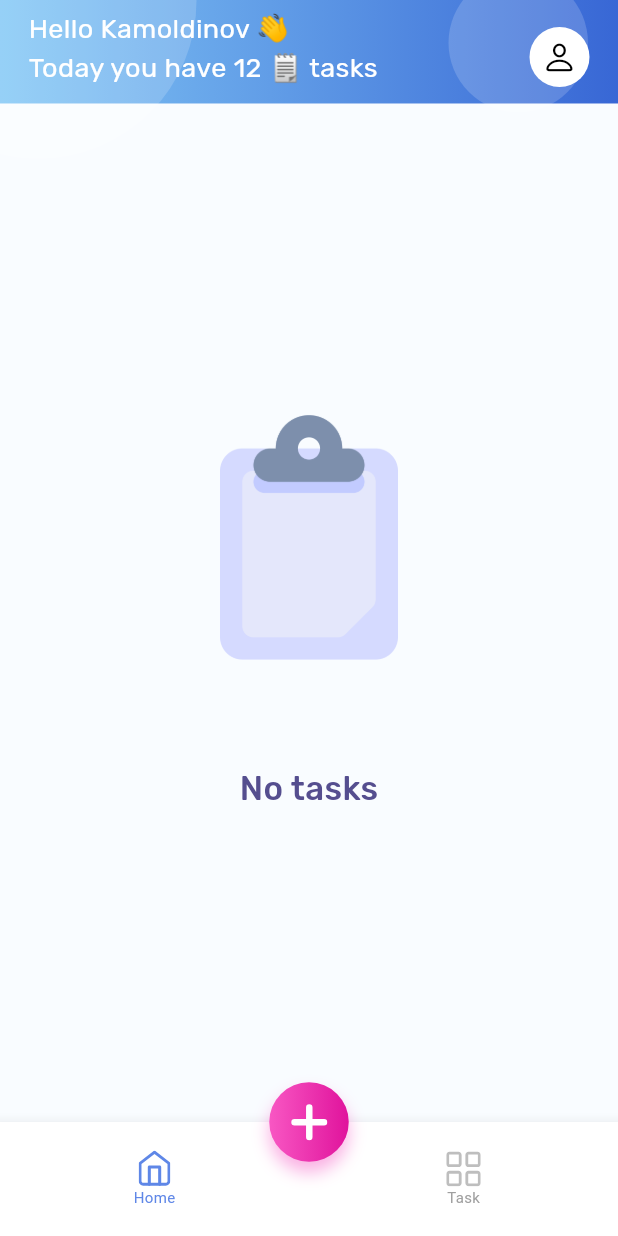
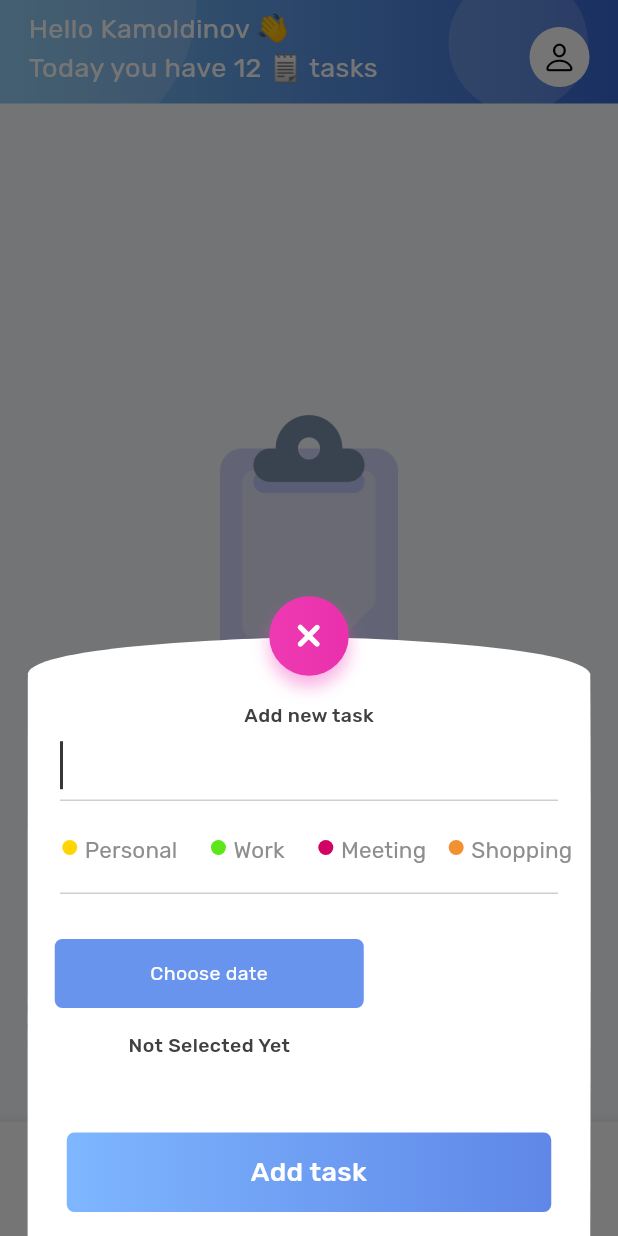
Before and after one commit to sherzodkamoldinov/udevs_todo, a Flutter app: the screen it shows after launch, after a tap on an icon or button, on a phone screen of 412 x 824 dp. Run offline on Flutter 3.47's test engine with Material 2 defaults, Android fonts, the light colour scheme and no system bars; our stand-ins replace flutter_svg, fluttertoast.

Commit message:
added: todo add view (bottom_sheet); some utils for getdate and showtoast message; some fixed;

```diff
--- /dev/null
+++ b/lib/core/utils/utils.dart
@@ -0,0 +1,45 @@
+import 'package:flutter/material.dart';
+import 'package:fluttertoast/fluttertoast.dart';
+import 'package:udevs_todo/core/assets/colors/app_colors.dart';
+import 'package:udevs_todo/core/assets/fonts/rubik_font/rubik_font.dart';
+
+class MyUtils {
+  // message
+  static getMyToast({required String message}) => Fluttertoast.showToast(
+        msg: message,
+        toastLength: Toast.LENGTH_SHORT,
+        gravity: ToastGravity.BOTTOM_RIGHT,
+        timeInSecForIosWeb: 1,
+        backgroundColor: AppColors.primaryColor,
+        textColor: AppColors.white,
+        fontSize: 16,
+      );
+
+
+  // date time
+  static Future<DateTime?> getDateTime({required BuildContext context}) async {
+    DateTime? date = await showDatePicker(
+      context: context,
+      initialDate: DateTime.now(),
+      firstDate: DateTime(DateTime.now().year),
+      lastDate: DateTime(DateTime.now().year + 1),
+    );
+
+
+    // ignore: use_build_context_synchronously
+    TimeOfDay? timeOfDay = await showTimePicker(
+      context: context,
+      initialTime: TimeOfDay.now(),
+    );
+
+    if (date == null || timeOfDay == null) return null;
+
+    return DateTime(
+      date.year,
+      date.month,
+      date.day,
+      timeOfDay.hour,
+      timeOfDay.minute,
+    );
+  }
+}
--- /dev/null
+++ b/lib/data/models/category_model.dart
@@ -0,0 +1,17 @@
+import 'package:flutter/material.dart';
+
+class CategoryModel {
+  final String title;
+  final Color color;
+  final Color gridColor;
+  final String iconPath;
+  final int id;
+
+  CategoryModel({
+    required this.color,
+    required this.gridColor,
+    required this.iconPath,
+    required this.id,
+    required this.title,
+  });
+}
--- /dev/null
+++ b/lib/presentation/common/widgets/w_text_field.dart
@@ -0,0 +1,53 @@
+import 'package:flutter/material.dart';
+import 'package:udevs_todo/core/assets/colors/app_colors.dart';
+import 'package:udevs_todo/core/assets/fonts/rubik_font/rubik_font.dart';
+
+class WTextField extends StatefulWidget {
+  const WTextField({super.key, required this.controller});
+
+  @override
+  State<WTextField> createState() => _WTextFieldState();
+  final TextEditingController controller;
+}
+
+class _WTextFieldState extends State<WTextField> {
+  late FocusNode focusNode;
+
+  @override
+  void initState() {
+    focusNode = FocusNode();
+    focusNode.requestFocus();
+    super.initState();
+  }
+
+  @override
+  Widget build(BuildContext context) {
+    return Padding(
+      padding: const EdgeInsets.symmetric(horizontal: 21.5),
+      child: TextField(
+        controller: widget.controller,
+        cursorColor: AppColors.eclipse,
+        cursorWidth: 2,
+        cursorHeight: 32,
+        focusNode: focusNode,
+        style: RubikFont.w400.copyWith(
+          color: AppColors.eclipse,
+        ),
+        decoration: const InputDecoration(
+          focusedBorder: UnderlineInputBorder(
+            borderSide: BorderSide(
+              width: 1,
+              color: AppColors.veryLightGrey,
+            ),
+          ),
+          enabledBorder: UnderlineInputBorder(
+            borderSide: BorderSide(
+              width: 1,
+              color: AppColors.veryLightGrey,
+            ),
+          ),
+        ),
+      ),
+    );
+  }
+}
--- a/lib/presentation/tabs/tab_page.dart
+++ b/lib/presentation/tabs/tab_page.dart
@@ -3,6 +3,7 @@ import 'package:flutter_svg/flutter_svg.dart';
 import 'package:udevs_todo/core/assets/colors/app_colors.dart';
 import 'package:udevs_todo/core/assets/constants/icons/app_icons.dart';
 import 'package:udevs_todo/presentation/common/widgets/circle_pink_button.dart';
+import 'package:udevs_todo/presentation/tabs/widgets/add_todo_item.dart';
 import 'package:udevs_todo/presentation/tabs/widgets/custom_appbar.dart';
 import 'package:udevs_todo/presentation/tabs/home/pages/home_page.dart';
 import 'package:udevs_todo/presentation/tabs/tasks/pages/task_page.dart';
@@ -29,6 +30,13 @@ class _TabPageState extends State<TabPage> {
       floatingActionButton: CirclePinkButton(
         onTap: () {
           // HERE ADD TODOS
+          showModalBottomSheet(
+            elevation: 0.0,
+            backgroundColor: Colors.transparent,
+            isScrollControlled: true,
+            context: context,
+            builder: (context) => const AddTodoItem(),
+          );
         },
       ),
       body: IndexedStack(
--- /dev/null
+++ b/lib/presentation/tabs/widgets/add_todo_item.dart
@@ -0,0 +1,213 @@
+import 'package:flutter/material.dart';
+import 'package:intl/intl.dart';
+import 'package:udevs_todo/core/assets/colors/app_colors.dart';
+import 'package:udevs_todo/core/assets/constants/icons/app_icons.dart';
+import 'package:udevs_todo/core/assets/fonts/rubik_font/rubik_font.dart';
+import 'package:udevs_todo/data/models/category_model.dart';
+import 'package:udevs_todo/presentation/common/widgets/circle_pink_button.dart';
+import 'package:udevs_todo/presentation/common/widgets/w_button.dart';
+import 'package:udevs_todo/presentation/common/widgets/w_text_field.dart';
+import 'package:udevs_todo/presentation/tabs/widgets/add_todo_item_header_paint.dart';
+import 'package:udevs_todo/presentation/tabs/widgets/category_item.dart';
+
+import '../../../core/utils/utils.dart';
+
+class AddTodoItem extends StatefulWidget {
+  const AddTodoItem({super.key});
+
+  @override
+  State<AddTodoItem> createState() => _AddTodoItemState();
+}
+
+class _AddTodoItemState extends State<AddTodoItem> {
+  late final TextEditingController controller;
+  List<CategoryModel> categories = [];
+  int selectedCategoryId = -1;
+  DateTime? pickedDate;
+
+  @override
+  void initState() {
+    controller = TextEditingController();
+    categories = [
+      CategoryModel(
+        color: const Color(0xFFFFD506),
+        gridColor: const Color(0xFFFFEE9B).withOpacity(0.36),
+        iconPath: 'assets/icons/categories/user.svg',
+        id: 0,
+        title: 'Personal',
+      ),
+
+      // Work
+      CategoryModel(
+        color: const Color(0xFF5DE61A),
+        gridColor: const Color(0xFFB5FF9B).withOpacity(0.36),
+        iconPath: 'assets/icons/categories/briefcase.svg',
+        id: 1,
+        title: 'Work',
+      ),
+
+      // Meeting
+      CategoryModel(
+        color: const Color(0xFFD10263),
+        gridColor: const Color(0xFFFF9BCD).withOpacity(0.36),
+        iconPath: 'assets/icons/categories/presentation.svg',
+        id: 2,
+        title: 'Meeting',
+      ),
+
+      // Meeting
+      CategoryModel(
+        color: const Color(0xFFF29130),
+        gridColor: const Color(0xFFFFD09B).withOpacity(0.36),
+        iconPath: 'assets/icons/categories/shopping_basket.svg',
+        id: 3,
+        title: 'Shopping',
+      ),
+
+      // Party
+      CategoryModel(
+        color: const Color(0xFF3044F2),
+        gridColor: const Color(0xFF9BFFF8).withOpacity(0.36),
+        iconPath: 'assets/icons/categories/confetti.svg',
+        id: 4,
+        title: 'Party',
+      ),
+
+      // Study
+      CategoryModel(
+        color: const Color(0xFFBF0080),
+        gridColor: const Color(0xFFF59BFF).withOpacity(0.36),
+        iconPath: 'assets/icons/categories/molecule.svg',
+        id: 5,
+        title: 'Study',
+      ),
+    ];
+    super.initState();
+  }
+
+  @override
+  Widget build(BuildContext context) {
+    return Padding(
+      padding: EdgeInsets.only(bottom: MediaQuery.of(context).viewInsets.bottom),
+      child: SizedBox(
+        height: 400,
+        width: 375,
+        child: Stack(
+          clipBehavior: Clip.none,
+          children: [
+            CustomPaint(
+              size: const Size(375, 400),
+              painter: AddTodoItemHeaderPaint(),
+              child: Column(
+                crossAxisAlignment: CrossAxisAlignment.start,
+                children: [
+                  const SizedBox(height: 43),
+                  Center(
+                    child: Text(
+                      "Add new task",
+                      style: RubikFont.w500.copyWith(
+                        fontSize: 13,
+                        color: AppColors.charcoal,
+                      ),
+                    ),
+                  ),
+                  WTextField(controller: controller),
+                  const SizedBox(height: 17.5),
+                  SizedBox(
+                    height: 30,
+                    child: ListView(
+                      scrollDirection: Axis.horizontal,
+                      padding: const EdgeInsets.symmetric(horizontal: 15.5),
+                      children: List.generate(
+                        categories.length,
+                        (index) => CategoryItem(
+                          category: categories[index],
+                          isSelected: categories[index].id == selectedCategoryId,
+                          onPressed: () => setState(() {
+                            selectedCategoryId = categories[index].id;
+                          }),
+                        ),
+                      ),
+                    ),
+                  ),
+                  const SizedBox(height: 13.5),
+                  const Padding(
+                    padding: EdgeInsets.symmetric(horizontal: 21.5),
+                    child: Divider(
+                      color: AppColors.veryLightGrey,
+                      height: 1,
+                    ),
+                  ),
+                  Padding(
+                    padding: const EdgeInsets.only(top: 30, left: 18),
+                    child: Column(
+                      mainAxisAlignment: MainAxisAlignment.start,
+                      children: [
+                        WButton(
+                          onTap: () async {
+                            DateTime? dateTime = await MyUtils.getDateTime(
+                              context: context,
+                            );
+                            if (dateTime == null) {
+                              MyUtils.getMyToast(
+                                message: 'Please choose date and time',
+                              );
+                            } else {
+                              setState(() {
+                                pickedDate = dateTime;
+                              });
+                            }
+                          },
+                          text: "Choose date",
+                          textStyle: RubikFont.w400.copyWith(
+                            fontSize: 13,
+                            color: AppColors.white,
+                          ),
+                          width: MediaQuery.of(context).size.width/2,
+                          borderRadius: 5,
+                          color: AppColors.cornflowerBlue,
+                        ),
+                        const SizedBox(height: 15),
+                        Text(
+                          pickedDate == null ? 'Not Selected Yet' : "${DateFormat.MMMMd().format(pickedDate!)} ${DateFormat.Hm().format(pickedDate!)} ",
+                          style: RubikFont.w500.copyWith(
+                            fontSize: 13,
+                            color: AppColors.charcoal,
+                          ),
+                        ),
+                      ],
+                    ),
+                  ),
+                  const Spacer(),
+                  WButton(
+                    onTap: () {},
+                    height: 53,
+                    width: double.infinity,
+                    margin: const EdgeInsets.symmetric(horizontal: 26),
+                    gradientColors: AppColors.blueGradient,
+                    borderRadius: 5,
+                    text: 'Add task',
+                    textStyle: RubikFont.w500.copyWith(
+                      fontSize: 18,
+                      color: AppColors.white,
+                    ),
+                  ),
+                  const SizedBox(height: 16),
+                ],
+              ),
+            ),
+            Positioned(
+              left: 0,
+              right: 0,
+              top: -26.5,
+              child: CirclePinkButton(
+                iconPath: AppIcons.xNoteIcon,
+                onTap: () => Navigator.of(context).pop(),
+              ),
+            ),
+          ],
+        ),
+      ),
+    );
+  }
+}
--- /dev/null
+++ b/lib/presentation/tabs/widgets/add_todo_item_header_paint.dart
@@ -0,0 +1,41 @@
+import 'package:flutter/material.dart';
+
+class AddTodoItemHeaderPaint extends CustomPainter {
+  @override
+  void paint(Canvas canvas, Size size) {
+    Paint paint0 = Paint()
+      ..color = const Color.fromARGB(255, 255, 255, 255)
+      ..style = PaintingStyle.fill
+      ..strokeWidth = 1;
+
+    Path path0 = Path();
+    path0.moveTo(size.width * -0.0001867, size.height * 1.0015750);
+    path0.quadraticBezierTo(size.width * -0.0001867, size.height * 0.3073500,
+        size.width * 0.0001867, size.height * 0.0623250);
+    path0.cubicTo(
+        size.width * 0.0134400,
+        size.height * 0.0151000,
+        size.width * 0.4007467,
+        size.height * 0.0032750,
+        size.width * 0.5001600,
+        size.height * 0.0017500);
+    path0.cubicTo(
+        size.width * 0.6033333,
+        size.height * 0.0029750,
+        size.width * 0.9766667,
+        size.height * 0.0154250,
+        size.width,
+        size.height * 0.0627250);
+    path0.quadraticBezierTo(size.width * 1.0016800, size.height * 0.2997750,
+        size.width, size.height * 1.0015750);
+    path0.lineTo(size.width * -0.0001867, size.height * 1.0015750);
+    path0.close();
+
+    canvas.drawPath(path0, paint0);
+  }
+
+  @override
+  bool shouldRepaint(covariant CustomPainter oldDelegate) {
+    return true;
+  }
+}
--- /dev/null
+++ b/lib/presentation/tabs/widgets/category_item.dart
@@ -0,0 +1,81 @@
+import 'package:flutter/material.dart';
+import 'package:udevs_todo/core/assets/colors/app_colors.dart';
+import 'package:udevs_todo/core/assets/fonts/rubik_font/rubik_font.dart';
+import 'package:udevs_todo/data/models/category_model.dart';
+import 'package:udevs_todo/presentation/common/widgets/w_scale_animation.dart';
+
+class CategoryItem extends StatelessWidget {
+  final CategoryModel category;
+  final bool isSelected;
+  final VoidCallback onPressed;
+
+  const CategoryItem({
+    super.key,
+    required this.category,
+    required this.isSelected,
+    required this.onPressed,
+  });
+
+  @override
+  Widget build(BuildContext context) {
+    return Padding(
+      padding: const EdgeInsets.symmetric(horizontal: 7.5),
+      child: WScaleAnimation(
+        onTap: () {},
+        child: isSelected
+            ? Container(
+                height: 30,
+                padding: const EdgeInsets.symmetric(
+                  vertical: 5,
+                  horizontal: 11,
+                ),
+                decoration: BoxDecoration(
+                  borderRadius: BorderRadius.circular(8),
+                  color: category.color,
+                  boxShadow: [
+                    BoxShadow(
+                      offset: const Offset(0, 3),
+                      blurRadius: 6,
+                      color: category.color.withOpacity(0.33),
+                    )
+                  ],
+                ),
+                child: Text(
+                  category.title,
+                  style: RubikFont.w400.copyWith(
+                    fontSize: 15,
+                    color: AppColors.white,
+                  ),
+                ),
+              )
+            : TextButton(
+                style: TextButton.styleFrom(
+                  padding: EdgeInsets.zero,
+                ),
+                onPressed: onPressed,
+                child: Row(
+                  crossAxisAlignment: CrossAxisAlignment.start,
+                  children: [
+                    Container(
+                      height: 10,
+                      width: 10,
+                      margin: const EdgeInsets.only(top: 4, right: 5),
+                      decoration: BoxDecoration(
+                        color: category.color,
+                        shape: BoxShape.circle,
+                      ),
+                    ),
+                    Text(
+                      category.title,
+                      style: RubikFont.w400.copyWith(
+                        fontSize: 15,
+                        color: AppColors.suvaGrey,
+                      ),
+                    ),
+                  ],
+                ),
+              ),
+      ),
+    );
+  }
+}
--- a/pubspec.yaml
+++ b/pubspec.yaml
@@ -17,6 +17,8 @@ dependencies:
   # UI
   cupertino_icons: ^1.0.2
   flutter_svg: ^2.0.4
+  intl: ^0.18.0
+  fluttertoast: ^8.2.1
 
 dev_dependencies:
   flutter_test:
```
Also changed, not shown: pubspec.lock.
